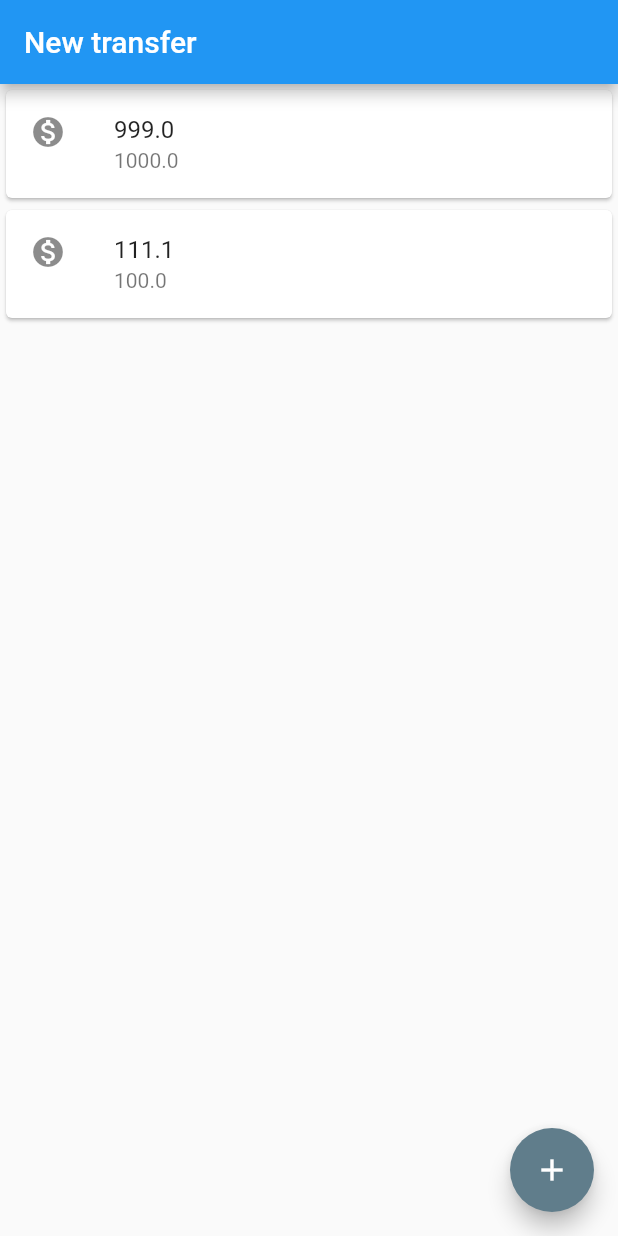
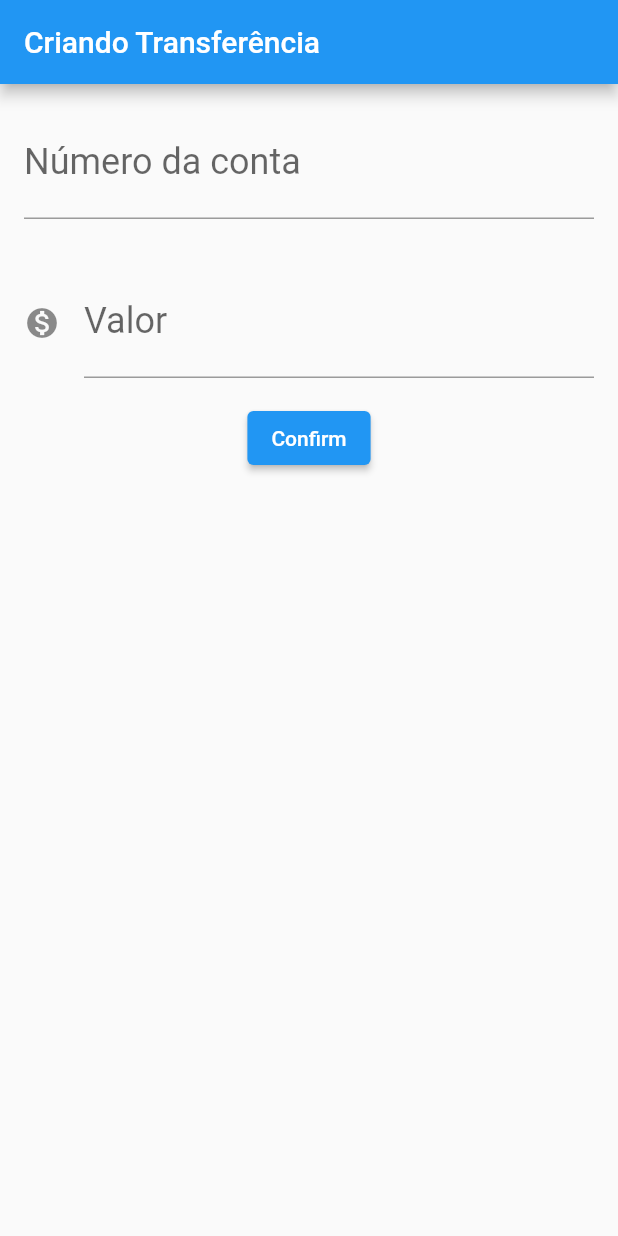
Before and after one commit to raoniii/flutterdojo, a Flutter app: the screen it shows after launch, on a phone screen of 412 x 824 dp. Run offline on Flutter 3.47's test engine with Material 2 defaults, Android fonts, the phone set to English and light mode, and no system bars.

Commit message:
'transfers'

```diff
--- a/lib/main.dart
+++ b/lib/main.dart
@@ -1,32 +1,115 @@
 import 'package:flutter/material.dart';
 
-void main() => runApp(MaterialApp(
-  home: Scaffold(
-    body: ListaTransferencias(),
-    appBar: AppBar(
-      title: Text('New transfer'),
-    ),
-    floatingActionButton: FloatingActionButton(
-      onPressed: () {  },
-      backgroundColor: Colors.blueGrey,
-      child: Icon(Icons.add),
-    ),
-  ),
-));
+void main() => runApp(BytebankApp());
+
+class BytebankApp extends StatelessWidget {
+  @override
+  Widget build(BuildContext context) {
+    return MaterialApp(
+      home: Scaffold(
+        body: FormularioTransferencia(),
+      ),
+    );
+  }
+}
+
+
+class FormularioTransferencia extends StatelessWidget {
+
+  final TextEditingController _controladorNumeroConta = TextEditingController();
+  final TextEditingController _controladorCampoValor = TextEditingController();
+
+  @override
+  Widget build(BuildContext context) {
+    return Scaffold(
+      appBar: AppBar(
+        title: Text('Criando Transferência'),
+      ),
+      body: Column(
+        children: <Widget>[
+          Padding(
+            padding: const EdgeInsets.all(16.0),
+            child: TextField(
+              controller: _controladorNumeroConta,
+              style: TextStyle(
+                fontSize: 24.0,
+              ),
+              decoration: InputDecoration(
+                  labelText: 'Número da conta',
+                  hintText: '0002'
+              ),
+              keyboardType: TextInputType.number,
+            ),
+          ),Padding(
+            padding: const EdgeInsets.all(16.0),
+            child: TextField(
+              controller: _controladorCampoValor,
+              style: TextStyle(
+                fontSize: 24.0,
+              ),
+              decoration: InputDecoration(
+                  labelText: 'Valor',
+                  icon: Icon(Icons.monetization_on),
+                  hintText: '0001'
+              ),
+              keyboardType: TextInputType.number,
+            ),
+          ),
+
+          ElevatedButton(
+            onPressed: () {
+              debugPrint('Clicou em confirmar');
+
+              final int? numeroConta = int.tryParse(_controladorNumeroConta.text);
+              final double? valor = double.tryParse(_controladorCampoValor.text);
+
+              if(numeroConta != null && valor != null) {
+                final transferenciacriada = Transferencia(valor, numeroConta);
+
+                debugPrint('$transferenciacriada');
+                ScaffoldMessenger.of(context).showSnackBar(
+                  const SnackBar(
+                    content: Text('Transferencia Criada com sucesso'),
+                  ),
+                );
+              } else
+                debugPrint('transferencia naocriada');
+
+              ScaffoldMessenger.of(context).showSnackBar(
+                const SnackBar(
+                  content: Text('TRANSFERENCIA NAO CRIADA'),
+                ),
+              );
+
+              },
+            child: const Text('Confirm'),
+
+          ),
+        ],
+      ),
+    );
+  }
+}
 
 class ListaTransferencias extends StatelessWidget{
   @override
   Widget build(BuildContext context) {
     // TODO: implement build
-    return Column(
-      children: <Widget>[
-        ItemTransferencias(Transferencia(999.0, 1000)),
-        ItemTransferencias(Transferencia(111.1, 100)),
-
-
-
-
-      ],
+    return Scaffold(
+      appBar: AppBar(
+        title: Text('transfer'),
+      ),
+      body: Column(
+        children: <Widget>[
+          ItemTransferencias(Transferencia(11111.0, 1000)),
+          ItemTransferencias(Transferencia(111.1, 100)),
+        ],
+      ),
+      floatingActionButton: FloatingActionButton(
+        onPressed: () {  },
+        backgroundColor: Colors.blueGrey,
+        child: Icon(Icons.add),
+      ),
     );
   }
 }
@@ -42,18 +125,26 @@ class ItemTransferencias extends StatelessWidget{
 
     return Card(
       child: ListTile(
-        leading: Icon(Icons.monetization_on),
+        leading: Icon(Icons.add),
         title: Text(_transferencia.valor.toString()),
-        subtitle: Text(_transferencia.conta.toString()),
+        subtitle: Text(_transferencia.numeroConta.toString()),
       ),
     );
   }
 
 }
 
-class Transferencia{
+  class Transferencia {
   final double valor;
-  final double conta;
+  final int numeroConta;
 
-  Transferencia(this.valor, this.conta);
-}
+  Transferencia(
+  this.valor,
+  this.numeroConta,
+  );
+
+  @override
+  String toString() {
+  return 'Transferencia{valor: $valor, numeroConta: $numeroConta}';
+  }
+  }
```
Also changed, not shown: 1 other file.
